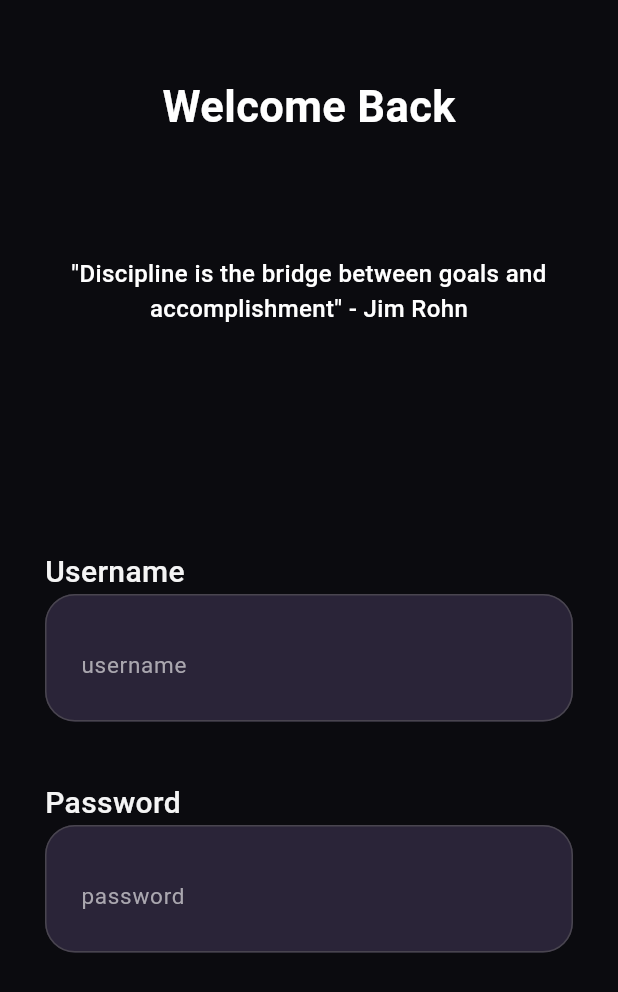
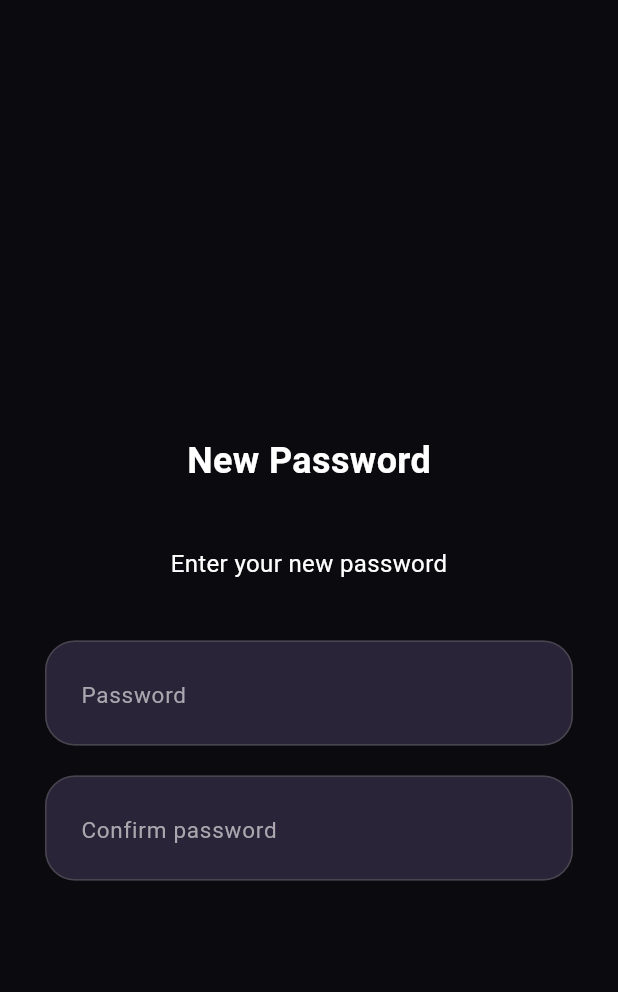
Before and after one commit to MLSAKIIT/Vector, a Flutter app: the screen it shows after launch, on a phone screen of 412 x 824 dp. Shown: the top 992 px of the screen. Run offline on Flutter 3.47's test engine with Material 3 defaults, Android fonts, the phone set to English and light mode, and no system bars; Roboto replaces fonts that are missing (Poppins).

Commit message:
Add forget password and new password pages

```diff
--- a/lib/main.dart
+++ b/lib/main.dart
@@ -1,4 +1,7 @@
 import 'package:flutter/material.dart';
+import 'package:newapp/forget_password/forget_password_view.dart';
+import 'package:newapp/login/login_view/login_view.dart';
+import 'package:newapp/new_password/new_password_view.dart';
 
 void main() {
   runApp(const MyApp());
@@ -11,155 +14,7 @@ class MyApp extends StatelessWidget {
   Widget build(BuildContext context) {
     return const MaterialApp(
       debugShowCheckedModeBanner: false,
-      home: LoginPage(),
+      home: NewPasswordPage(),
     );
   }
 }
-
-class LoginPage extends StatefulWidget {
-  const LoginPage({super.key});
-
-  @override
-  State<LoginPage> createState() => _LoginPageState();
-}
-
-class _LoginPageState extends State<LoginPage> {
-  String username = '';
-  String password = '';
-
-  @override
-  Widget build(BuildContext context) {
-    return Scaffold(
-      backgroundColor: Color(0xFF0B0B0F),
-      body: SafeArea(
-        child: Column(
-          children: [
-
-            const SizedBox(height: 50),
-
-            // 🔹 NO padding here
-            const Text(
-              'Welcome Back',
-              style: TextStyle(
-                color: Colors.white,
-                fontSize: 29,
-                fontWeight: FontWeight.w600,
-
-                fontFamily: 'Poppins',
-              ),
-            ),
-
-            SizedBox(height: 80),
-
-            // 🔹 Padding for rest
-            Padding(
-              padding: const EdgeInsets.symmetric(horizontal: 30),
-              child: Column(
-                crossAxisAlignment: CrossAxisAlignment.start,
-                children: [
-
-                  const Text(
-                    '"Discipline is the bridge between goals and accomplishment" - Jim Rohn',
-                    style: TextStyle(
-                      color: Colors.white,
-                      fontWeight: FontWeight.w500,
-
-                      fontSize: 16,
-                      fontFamily: 'Poppins',
-                    ),
-                    textAlign: TextAlign.center,
-                  ),
-
-                  const SizedBox(height: 150),
-                  Text(
-                    'Username',
-                    style: TextStyle(
-                      fontSize: 20,
-                      fontFamily: 'Poppins',
-                      fontWeight: FontWeight.w500,
-
-                      color: Color(0xFFF5F5F5),
-                    ),
-                  ),
-                  TextField(
-                    style: const TextStyle(
-                      fontSize: 30,
-                      color: Colors.white,
-                    ),
-                    decoration: InputDecoration(
-                      hintText: 'username',
-                      hintStyle: const TextStyle(
-                        color: Color(0xFFAAA7AF),
-                        fontSize: 15,
-                        fontFamily: 'Poppins',
-                      ),
-
-                      border: OutlineInputBorder(
-                        borderRadius: BorderRadius.circular(20),
-                      ),
-                      filled: true,
-                      fillColor: const Color(0xFF2A2438),
-                      contentPadding: const EdgeInsets.symmetric(
-                        vertical: 20,
-                        horizontal: 20,
-                      ),
-                    ),
-                    onChanged: (value) {
-                      setState(() {
-                        username = value;
-                      });
-                    },
-                  ),
-
-                  const SizedBox(height: 40),
-                  Text(
-                    'Password',
-                    style: TextStyle(
-                      fontSize: 20,
-                      fontFamily: 'Poppins',
-                      fontWeight: FontWeight.w500,
-                      color: Color(0xFFF5F5F5),
-                    ),
-                  ),
-                  TextField(
-                    style: const TextStyle(
-                      fontSize: 30,
-                      color: Colors.white,
-                    ),
-                    decoration: InputDecoration(
-                      hintText: 'password',
-                      hintStyle: const TextStyle(
-                        fontSize: 15,
-                        fontFamily: 'Poppins',
-
-                        color: Color(0xFFAAA7AF),
-
-                      ),
-
-                      border: OutlineInputBorder(
-                        borderRadius: BorderRadius.circular(20),
-                      ),
-                      filled: true,
-                      fillColor: const Color(0xFF2A2438),
-                      contentPadding: const EdgeInsets.symmetric(
-                        vertical: 20,
-                        horizontal: 20,
-                      ),
-                    ),
-                    obscureText: true,
-                    onChanged: (value) {
-                      setState(() {
-                        password = value;
-                      });
-                    },
-                  ),
-
-                ],
-              ),
-            ),
-          ],
-        ),
-      ),
-    );
-  }
-}
--- /dev/null
+++ b/lib/new_password/new_password_view.dart
@@ -0,0 +1,108 @@
+import 'package:flutter/material.dart';
+import 'new_password_viewmodel.dart';
+
+class NewPasswordPage extends StatefulWidget {
+  const NewPasswordPage({super.key});
+
+  @override
+  State<NewPasswordPage> createState() => _NewPasswordPageState();
+}
+
+class _NewPasswordPageState extends State<NewPasswordPage> {
+  final NewPasswordViewModel viewModel = NewPasswordViewModel();
+
+  @override
+  Widget build(BuildContext context) {
+    return Scaffold(
+      backgroundColor: const Color(0xFF0B0B0F),
+      body: SafeArea(
+        child: SingleChildScrollView(
+          child: Column(
+            children: [
+              const SizedBox(height: 290),
+
+              // Title
+              const Center(
+                child: Text(
+                  'New Password',
+                  style: TextStyle(
+                    color: Colors.white,
+                    fontSize: 24,
+                    fontWeight: FontWeight.w600,
+                    fontFamily: 'Poppins',
+                  ),
+                ),
+              ),
+
+              const SizedBox(height: 40),
+
+              Padding(
+                padding: const EdgeInsets.symmetric(horizontal: 30),
+                child: Column(
+                  children: [
+                    const Text(
+                      'Enter your new password',
+                      textAlign: TextAlign.center,
+                      style: TextStyle(
+                        color: Colors.white,
+                        fontSize: 16,
+                        fontWeight: FontWeight.w400,
+                        fontFamily: 'Poppins',
+                      ),
+                    ),
+
+                    const SizedBox(height: 40),
+
+                    // New Password
+                    TextField(
+                      obscureText: true,
+                      style: const TextStyle(
+                        fontSize: 20,
+                        color: Colors.white,
+                      ),
+                      decoration: _inputDecoration('Password'),
+                      onChanged: viewModel.setPassword,
+                    ),
+
+                    const SizedBox(height: 20),
+
+                    // Confirm Password
+                    TextField(
+                      obscureText: true,
+                      style: const TextStyle(
+                        fontSize: 20,
+                        color: Colors.white,
+                      ),
+                      decoration: _inputDecoration('Confirm password'),
+                      onChanged: viewModel.setConfirmPassword,
+                    ),
+                  ],
+                ),
+              ),
+            ],
+          ),
+        ),
+      ),
+    );
+  }
+
+  InputDecoration _inputDecoration(String hint) {
+    return InputDecoration(
+      hintText: hint,
+      hintStyle: const TextStyle(
+        color: Color(0xFFAAA7AF),
+        fontSize: 15,
+        fontFamily: 'Poppins',
+      ),
+      border: OutlineInputBorder(
+        borderRadius: BorderRadius.circular(20),
+      ),
+      filled: true,
+      fillColor: const Color(0xFF2A2438),
+      contentPadding: const EdgeInsets.symmetric(
+        vertical: 20,
+        horizontal: 20,
+      ),
+    );
+  }
+}
--- /dev/null
+++ b/lib/new_password/new_password_viewmodel.dart
@@ -0,0 +1,16 @@
+class NewPasswordViewModel {
+  String password = '';
+  String confirmPassword = '';
+
+  void setPassword(String value) {
+    password = value;
+  }
+
+  void setConfirmPassword(String value) {
+    confirmPassword = value;
+  }
+
+  bool passwordsMatch() {
+    return password == confirmPassword;
+  }
+}
```
Also changed, not shown: lib/forget_password/forget_password_view.dart (added, +91 -0 lines), lib/forget_password/forget_password_viewmodel.dart (added, +10 -0 lines), lib/login/login_view/login_view.dart (added, +138 -0 lines), lib/login/login_view_model/login_view_model.dart (added, +16 -0 lines).
